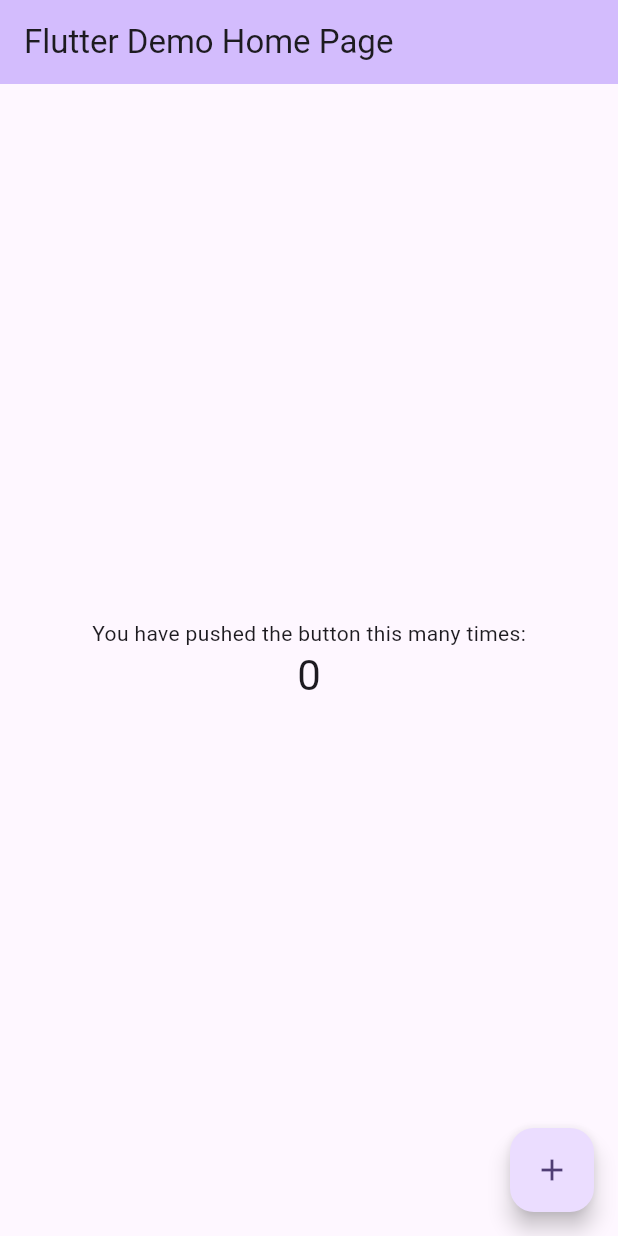
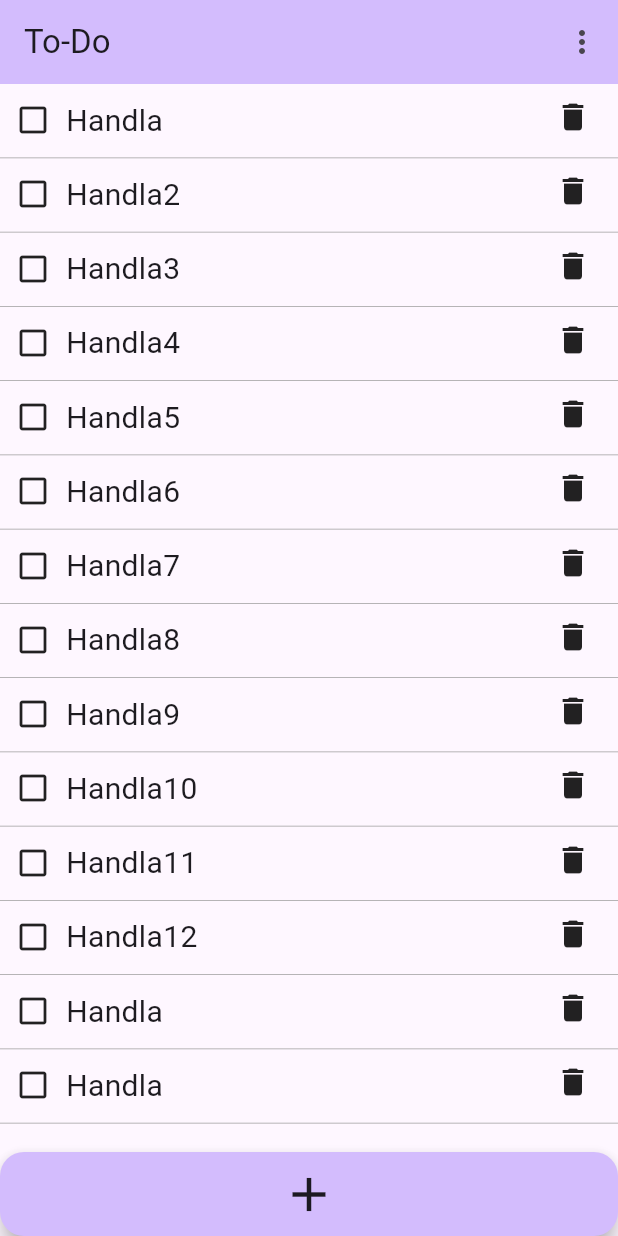
Before and after one commit to gu-tig333-ht23/gusflodijo, a Flutter app: the screen it shows after launch, on a phone screen of 412 x 824 dp. Run offline on Flutter 3.47's test engine with Material 2 defaults, Android fonts, the phone set to English and light mode, and no system bars.

Commit message:
Färdig med vecka 1
UI klar

```diff
--- a/lib/main.dart
+++ b/lib/main.dart
@@ -13,113 +13,195 @@ class MyApp extends StatelessWidget {
     return MaterialApp(
       title: 'Flutter Demo',
       theme: ThemeData(
-        // This is the theme of your application.
-        //
-        // TRY THIS: Try running your application with "flutter run". You'll see
-        // the application has a blue toolbar. Then, without quitting the app,
-        // try changing the seedColor in the colorScheme below to Colors.green
-        // and then invoke "hot reload" (save your changes or press the "hot
-        // reload" button in a Flutter-supported IDE, or press "r" if you used
-        // the command line to start the app).
-        //
-        // Notice that the counter didn't reset back to zero; the application
-        // state is not lost during the reload. To reset the state, use hot
-        // restart instead.
-        //
-        // This works for code too, not just values: Most code changes can be
-        // tested with just a hot reload.
         colorScheme: ColorScheme.fromSeed(seedColor: Colors.deepPurple),
         useMaterial3: true,
       ),
-      home: const MyHomePage(title: 'Flutter Demo Home Page'),
+      home: const MyHomePage(),
     );
   }
 }
 
-class MyHomePage extends StatefulWidget {
-  const MyHomePage({super.key, required this.title});
+class Todo {
+  final String item;
+  final String desc;
 
-  // This widget is the home page of your application. It is stateful, meaning
-  // that it has a State object (defined below) that contains fields that affect
-  // how it looks.
-
-  // This class is the configuration for the state. It holds the values (in this
-  // case the title) provided by the parent (in this case the App widget) and
-  // used by the build method of the State. Fields in a Widget subclass are
-  // always marked "final".
-
-  final String title;
-
-  @override
-  State<MyHomePage> createState() => _MyHomePageState();
+  Todo(this.item, this.desc);
 }
 
-class _MyHomePageState extends State<MyHomePage> {
-  int _counter = 0;
-
-  void _incrementCounter() {
-    setState(() {
-      // This call to setState tells the Flutter framework that something has
-      // changed in this State, which causes it to rerun the build method below
-      // so that the display can reflect the updated values. If we changed
-      // _counter without calling setState(), then the build method would not be
-      // called again, and so nothing would appear to happen.
-      _counter++;
-    });
-  }
+class MyHomePage extends StatelessWidget {
+  const MyHomePage({super.key});
 
   @override
   Widget build(BuildContext context) {
-    // This method is rerun every time setState is called, for instance as done
-    // by the _incrementCounter method above.
-    //
-    // The Flutter framework has been optimized to make rerunning build methods
-    // fast, so that you can just rebuild anything that needs updating rather
-    // than having to individually change instances of widgets.
+    List<Todo> todolist = [
+      Todo('Handla', 'Morötter, mjölk och paprika'),
+      Todo('Handla2', 'Morötter, mjölk och paprika'),
+      Todo('Handla3', 'Morötter, mjölk och paprika'),
+      Todo('Handla4', 'Morötter, mjölk och paprika'),
+      Todo('Handla5', 'Morötter, mjölk och paprika'),
+      Todo('Handla6', 'Morötter, mjölk och paprika'),
+      Todo('Handla7', 'Morötter, mjölk och paprika'),
+      Todo('Handla8', 'Morötter, mjölk och paprika'),
+      Todo('Handla9', 'Morötter, mjölk och paprika'),
+      Todo('Handla10', 'Morötter, mjölk och paprika'),
+      Todo('Handla11', 'Morötter, mjölk och paprika'),
+      Todo('Handla12', 'Morötter, mjölk och paprika'),
+      Todo('Handla', 'Morötter, mjölk och paprika'),
+      Todo('Handla', 'Morötter, mjölk och paprika'),
+    ];
+
     return Scaffold(
       appBar: AppBar(
-        // TRY THIS: Try changing the color here to a specific color (to
-        // Colors.amber, perhaps?) and trigger a hot reload to see the AppBar
-        // change color while the other colors stay the same.
+        title: const Text('To-Do'),
+        actions: <Widget>[
+          PopupMenuButton<String>(
+            onSelected: (String value) {},
+            itemBuilder: (BuildContext context) => <PopupMenuEntry<String>>[
+              const PopupMenuItem<String>(
+                value: 'done',
+                child: Text('Done'),
+              ),
+              const PopupMenuItem<String>(
+                value: 'notDone',
+                child: Text('Not Done'),
+              ),
+              const PopupMenuItem<String>(
+                value: 'all',
+                child: Text('All'),
+              ),
+            ],
+          ),
+        ],
         backgroundColor: Theme.of(context).colorScheme.inversePrimary,
-        // Here we take the value from the MyHomePage object that was created by
-        // the App.build method, and use it to set our appbar title.
-        title: Text(widget.title),
       ),
+      bottomNavigationBar: FloatingActionButton(
+          onPressed: () {
+            Navigator.push(
+                context, MaterialPageRoute(builder: (context) => AddView()));
+          },
+          child: const Icon(Icons.add, color: Colors.black87,size: 38, ),
+          backgroundColor: Theme.of(context).colorScheme.inversePrimary),
       body: Center(
-        // Center is a layout widget. It takes a single child and positions it
-        // in the middle of the parent.
         child: Column(
-          // Column is also a layout widget. It takes a list of children and
-          // arranges them vertically. By default, it sizes itself to fit its
-          // children horizontally, and tries to be as tall as its parent.
-          //
-          // Column has various properties to control how it sizes itself and
-          // how it positions its children. Here we use mainAxisAlignment to
-          // center the children vertically; the main axis here is the vertical
-          // axis because Columns are vertical (the cross axis would be
-          // horizontal).
-          //
-          // TRY THIS: Invoke "debug painting" (choose the "Toggle Debug Paint"
-          // action in the IDE, or press "p" in the console), to see the
-          // wireframe for each widget.
-          mainAxisAlignment: MainAxisAlignment.center,
           children: <Widget>[
-            const Text(
-              'You have pushed the button this many times:',
+            Expanded(
+                child: ListView.builder(
+              itemBuilder: (context, index) {
+                return TodoList(todolist[index]);
+              },
+              itemCount: todolist.length,
+            )),
+          ],
+        ),
+      ),
+    );
+    // This trailing comma makes auto-formatting nicer for build method
+  }
+}
+
+class TodoList extends StatelessWidget {
+  final Todo todo;
+  const TodoList(this.todo, {super.key});
+
+  @override
+  Widget build(BuildContext context) {
+    return GestureDetector(
+      onTap: () {
+        Navigator.push(
+            context, MaterialPageRoute(builder: (context) => OtherView(todo)));
+      },
+      child: Container(
+        decoration: const BoxDecoration(
+          border: Border(
+            bottom: BorderSide(
+              color: Colors.grey, // Border color
+              width: 0.5, // Border width
             ),
-            Text(
-              '$_counter',
-              style: Theme.of(context).textTheme.headlineMedium,
+          ),
+        ),
+        padding: const EdgeInsets.all(10.0), // Padding inside the container
+        child: Row(
+          mainAxisAlignment: MainAxisAlignment.start,
+          crossAxisAlignment: CrossAxisAlignment.start,
+          children: [
+            const Padding(
+              padding: EdgeInsets.only(right: 10, top: 2),
+              child: Icon(Icons.check_box_outline_blank),
+            ),
+            Expanded(
+              child: Text(todo.item,
+                  style: const TextStyle(
+                    fontSize: 20,
+                  )),
+            ),
+            const Padding(
+              padding: EdgeInsets.only(right: 8.0),
+              child: Icon(Icons.delete),
             ),
           ],
         ),
       ),
-      floatingActionButton: FloatingActionButton(
-        onPressed: _incrementCounter,
-        tooltip: 'Increment',
-        child: const Icon(Icons.add),
-      ), // This trailing comma makes auto-formatting nicer for build methods.
     );
   }
 }
+
+class OtherView extends StatelessWidget {
+  final Todo todo;
+  const OtherView(this.todo, {super.key});
+
+  @override
+  Widget build(BuildContext context) {
+    return Scaffold(
+      appBar: AppBar(
+          backgroundColor: Theme.of(context).colorScheme.inversePrimary,
+          title: Text(todo.item)),
+      body: Column(
+        children: [
+          Text(todo.desc),
+        ],
+      ),
+    );
+  }
+}
+
+class AddView extends StatelessWidget {
+  const AddView({super.key});
+  @override
+  Widget build(BuildContext context) {
+    return Scaffold(
+      appBar: AppBar(
+        title: const Text('Add to list:'),
+        backgroundColor: Theme.of(context).colorScheme.inversePrimary,
+      ),
+      body: Column(
+        mainAxisAlignment: MainAxisAlignment.end,
+        crossAxisAlignment: CrossAxisAlignment.start,
+        children: [
+          Container(
+              decoration: const BoxDecoration(
+                shape: BoxShape.rectangle,
+              ),
+              child: Padding(
+                padding: const EdgeInsets.all(8.0),
+                child: Container(
+                  margin: const EdgeInsets.all(12),
+                  decoration: BoxDecoration(
+                    borderRadius: BorderRadius.circular(32),
+                  ),
+                  child: TextField(
+                    decoration: InputDecoration(
+                      filled: true,
+                      fillColor: Theme.of(context).colorScheme.inversePrimary,
+                      hintStyle: const TextStyle(fontSize: 17),
+                      hintText: 'Add:',
+                      suffixIcon: const Icon(Icons.add),
+                      contentPadding: const EdgeInsets.all(20),
+                    ),
+                  ),
+                ),
+              )),
+        ],
+      ),
+    );
+  }
+}
```
